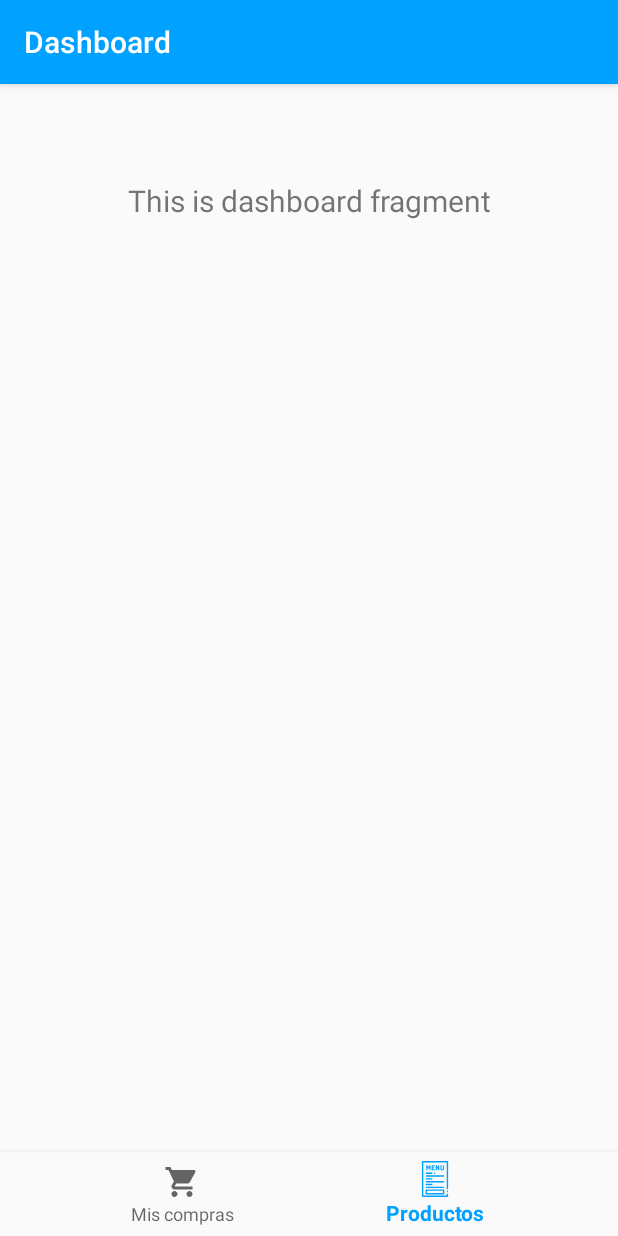
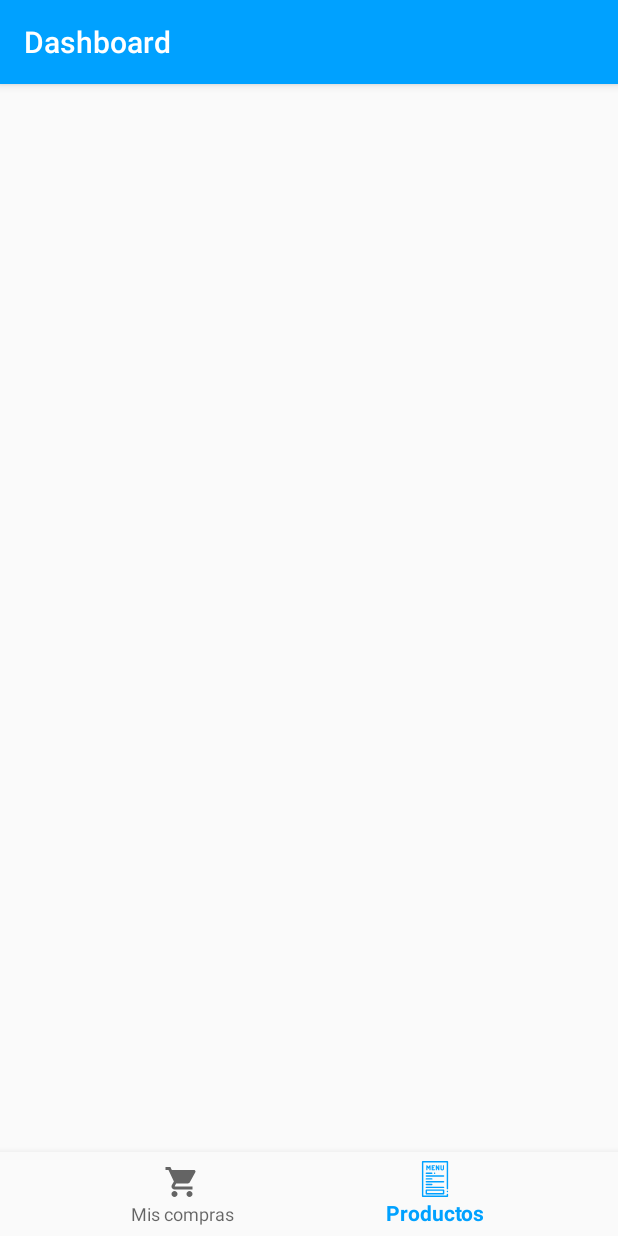
Before and after one commit to CarlosDez23/ShopList, an Android app: the screen it shows after launch (MainActivity), item 2 of the bottom bar chosen, on a phone screen of 412 x 824 dp. Run offline under Robolectric (Android 15) with nearby library versions, the phone set to English and light mode, and no system bars; our stand-ins replace navigation-ui.

Commit message:
Mas ajustes de estructura

```diff
--- /dev/null
+++ b/app/src/main/java/com/example/shoplist/ui/catalogo/CatalogoFragment.java
@@ -0,0 +1,21 @@
+package com.example.shoplist.ui.catalogo;
+
+import android.os.Bundle;
+import android.view.LayoutInflater;
+import android.view.View;
+import android.view.ViewGroup;
+
+import androidx.annotation.NonNull;
+import androidx.fragment.app.Fragment;
+
+import com.example.shoplist.R;
+
+public class CatalogoFragment extends Fragment {
+
+
+    public View onCreateView(@NonNull LayoutInflater inflater,
+                             ViewGroup container, Bundle savedInstanceState) {
+        View root = inflater.inflate(R.layout.fragment_dashboard, container, false);
+        return root;
+    }
+}
--- a/app/src/main/java/com/example/shoplist/ui/home/HomeFragment.java
+++ b/app/src/main/java/com/example/shoplist/ui/compras/ComprasFragment.java
@@ -1,4 +1,4 @@
-package com.example.shoplist.ui.home;
+package com.example.shoplist.ui.compras;
 
 import android.os.Bundle;
 import android.view.LayoutInflater;
@@ -10,7 +10,7 @@ import androidx.fragment.app.Fragment;
 
 import com.example.shoplist.R;
 
-public class HomeFragment extends Fragment {
+public class ComprasFragment extends Fragment {
 
 
 
--- a/app/src/main/java/com/example/shoplist/ui/dashboard/DashboardFragment.java
+++ /dev/null
@@ -1,35 +0,0 @@
-package com.example.shoplist.ui.dashboard;
-
-import android.os.Bundle;
-import android.view.LayoutInflater;
-import android.view.View;
-import android.view.ViewGroup;
-import android.widget.TextView;
-
-import androidx.annotation.Nullable;
-import androidx.annotation.NonNull;
-import androidx.fragment.app.Fragment;
-import androidx.lifecycle.Observer;
-import androidx.lifecycle.ViewModelProviders;
-
-import com.example.shoplist.R;
-
-public class DashboardFragment extends Fragment {
-
-    private DashboardViewModel dashboardViewModel;
-
-    public View onCreateView(@NonNull LayoutInflater inflater,
-                             ViewGroup container, Bundle savedInstanceState) {
-        dashboardViewModel =
-                ViewModelProviders.of(this).get(DashboardViewModel.class);
-        View root = inflater.inflate(R.layout.fragment_dashboard, container, false);
-        final TextView textView = root.findViewById(R.id.text_dashboard);
-        dashboardViewModel.getText().observe(this, new Observer<String>() {
-            @Override
-            public void onChanged(@Nullable String s) {
-                textView.setText(s);
-            }
-        });
-        return root;
-    }
-}
--- a/app/src/main/java/com/example/shoplist/ui/dashboard/DashboardViewModel.java
+++ /dev/null
@@ -1,19 +0,0 @@
-package com.example.shoplist.ui.dashboard;
-
-import androidx.lifecycle.LiveData;
-import androidx.lifecycle.MutableLiveData;
-import androidx.lifecycle.ViewModel;
-
-public class DashboardViewModel extends ViewModel {
-
-    private MutableLiveData<String> mText;
-
-    public DashboardViewModel() {
-        mText = new MutableLiveData<>();
-        mText.setValue("This is dashboard fragment");
-    }
-
-    public LiveData<String> getText() {
-        return mText;
-    }
-}
--- a/app/src/main/res/navigation/mobile_navigation.xml
+++ b/app/src/main/res/navigation/mobile_navigation.xml
@@ -7,13 +7,13 @@
 
     <fragment
         android:id="@+id/navigation_home"
-        android:name="com.example.shoplist.ui.home.HomeFragment"
+        android:name="com.example.shoplist.ui.compras.ComprasFragment"
         android:label="@string/title_home"
         tools:layout="@layout/fragment_home" />
 
     <fragment
         android:id="@+id/navigation_dashboard"
-        android:name="com.example.shoplist.ui.dashboard.DashboardFragment"
+        android:name="com.example.shoplist.ui.catalogo.CatalogoFragment"
         android:label="@string/title_dashboard"
         tools:layout="@layout/fragment_dashboard" />
 
```
